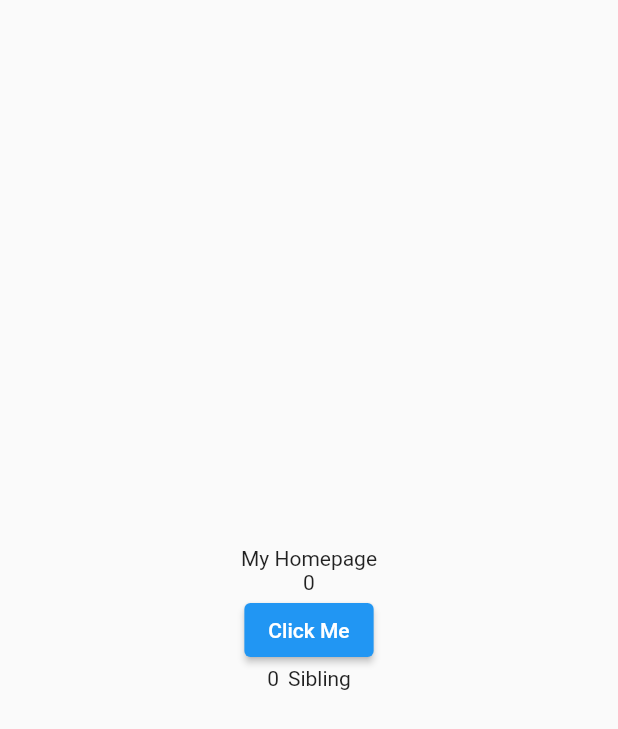
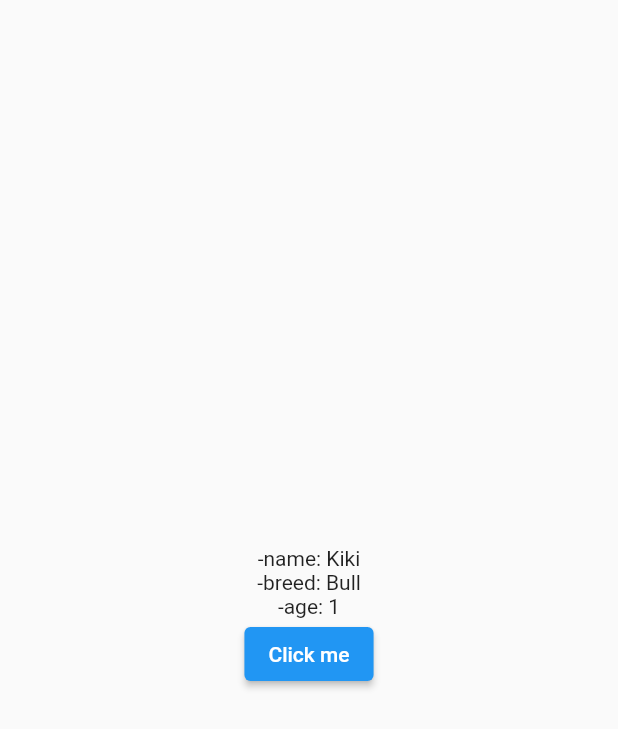
Before and after one commit to sophart/flutter_provider, a Flutter app: the screen it shows after launch, on a phone screen of 412 x 824 dp. Shown: the top 729 px of the screen. Run offline on Flutter 3.47's test engine with Material 2 defaults, Android fonts, the phone set to English and light mode, and no system bars.

Commit message:
Use Provider without ChangeNotifier

```diff
--- a/lib/main.dart
+++ b/lib/main.dart
@@ -1,6 +1,7 @@
-import 'dart:ffi';
+import 'package:flutter/material.dart';
+import 'package:provider/provider.dart';
 
-import 'package:flutter/material.dart';
+import 'models/dog.dart';
 
 void main() => runApp(ProviderDemoApp());
 
@@ -9,98 +10,61 @@ class ProviderDemoApp extends StatelessWidget {
 
   @override
   Widget build(BuildContext context) {
-    return MaterialApp(
-      debugShowCheckedModeBanner: false,
-      home: HomePage(),
-    );
-  }
-}
-
-class HomePage extends StatefulWidget {
-  const HomePage({Key? key}) : super(key: key);
-
-  @override
-  State<HomePage> createState() => _HomePageState();
-}
-
-class _HomePageState extends State<HomePage> {
-  int counter = 0;
-
-  void increment() {
-    setState(() {
-      counter++;
-    });
-  }
-
-  @override
-  Widget build(BuildContext context) {
-    return Scaffold(
-      body: Center(
-        child: Column(
-          crossAxisAlignment: CrossAxisAlignment.center,
-          mainAxisAlignment: MainAxisAlignment.center,
-          children: [
-            Text("My Homepage"),
-            CounterA(counter: counter, increment: increment),
-            Middle(counter: counter),
-          ],
-        ),
+    return Provider<Dog>(
+      create: (context) => Dog(name: "Kiki", breed: "Bull"),
+      child: MaterialApp(
+        debugShowCheckedModeBanner: false,
+        home: HomePage(),
       ),
     );
   }
 }
 
-class CounterA extends StatelessWidget {
-  final int counter;
-  final void Function() increment;
+class HomePage extends StatelessWidget {
+  const HomePage({Key? key}) : super(key: key);
 
-  const CounterA({Key? key, required this.counter, required this.increment})
-      : super(key: key);
+  @override
+  Widget build(BuildContext context) {
+    return Scaffold(
+      body: Column(
+        mainAxisAlignment: MainAxisAlignment.center,
+        children: [
+          Text("-name: ${Provider.of<Dog>(context).name}"),
+          BreedAndAge(),
+        ],
+      ),
+    );
+  }
+}
+
+class BreedAndAge extends StatelessWidget {
+  const BreedAndAge({Key? key}) : super(key: key);
+
+  @override
+  Widget build(BuildContext context) {
+    return Center(
+      child: Column(
+        children: [
+          Text("-breed: ${Provider.of<Dog>(context).breed}"),
+          Age(),
+        ],
+      ),
+    );
+  }
+}
+
+class Age extends StatelessWidget {
+  const Age({Key? key}) : super(key: key);
 
   @override
   Widget build(BuildContext context) {
     return Column(
       children: [
-        Text('$counter'),
-        ElevatedButton(onPressed: increment, child: Text("Click Me"))
+        Text("-age: ${Provider.of<Dog>(context).age}"),
+        ElevatedButton(
+            onPressed: () => Provider.of<Dog>(context, listen: false).grow(),
+            child: Text("Click me"))
       ],
     );
   }
 }
-
-class Middle extends StatelessWidget {
-  final int counter;
-
-  const Middle({Key? key, required this.counter}) : super(key: key);
-
-  @override
-  Widget build(BuildContext context) {
-    return Row(mainAxisAlignment: MainAxisAlignment.center, children: [
-      CounterB(counter: counter),
-      SizedBox(
-        width: 6,
-      ),
-      Sibling(),
-    ]);
-  }
-}
-
-class CounterB extends StatelessWidget {
-  final int counter;
-
-  const CounterB({Key? key, required this.counter}) : super(key: key);
-
-  @override
-  Widget build(BuildContext context) {
-    return Text('$counter');
-  }
-}
-
-class Sibling extends StatelessWidget {
-  const Sibling({Key? key}) : super(key: key);
-
-  @override
-  Widget build(BuildContext context) {
-    return Text("Sibling");
-  }
-}
--- /dev/null
+++ b/lib/models/dog.dart
@@ -0,0 +1,12 @@
+class Dog {
+  final String name;
+  int age;
+  final String breed;
+
+  Dog({required this.name, this.age = 1, required this.breed});
+
+  void grow() {
+    age++;
+    print(age);
+  }
+}
--- a/pubspec.yaml
+++ b/pubspec.yaml
@@ -29,6 +29,7 @@ environment:
 dependencies:
   flutter:
     sdk: flutter
+  provider: ^6.0.2
 
 
   # The following adds the Cupertino Icons font to your application.
```
Also changed, not shown: pubspec.lock.
